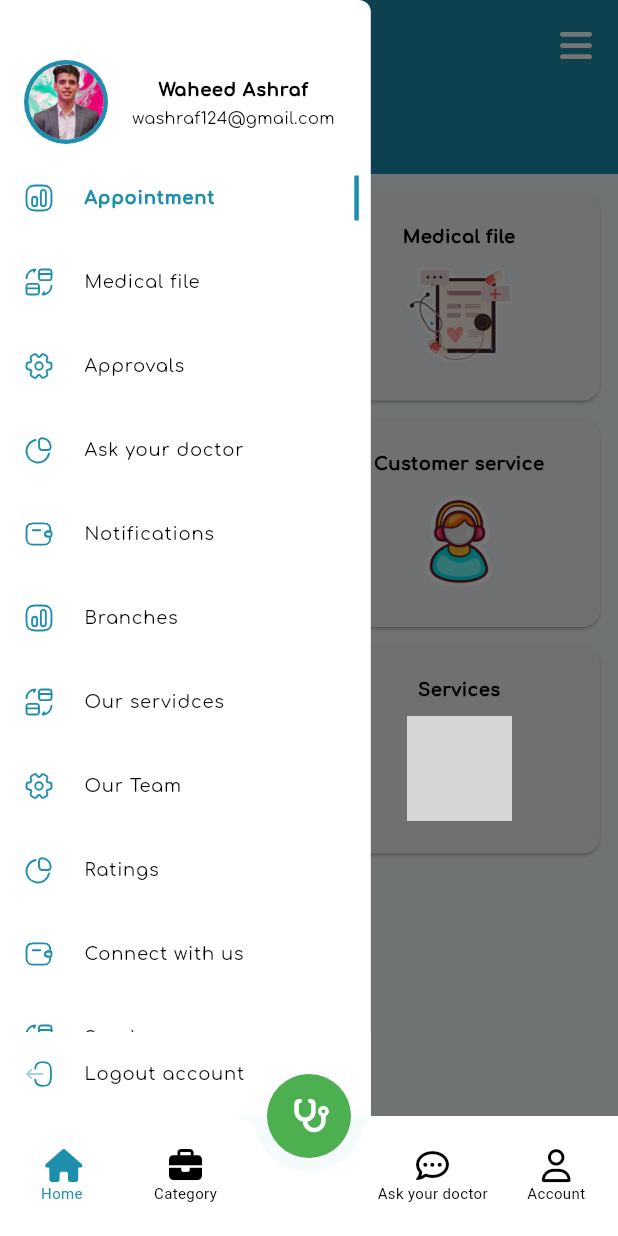
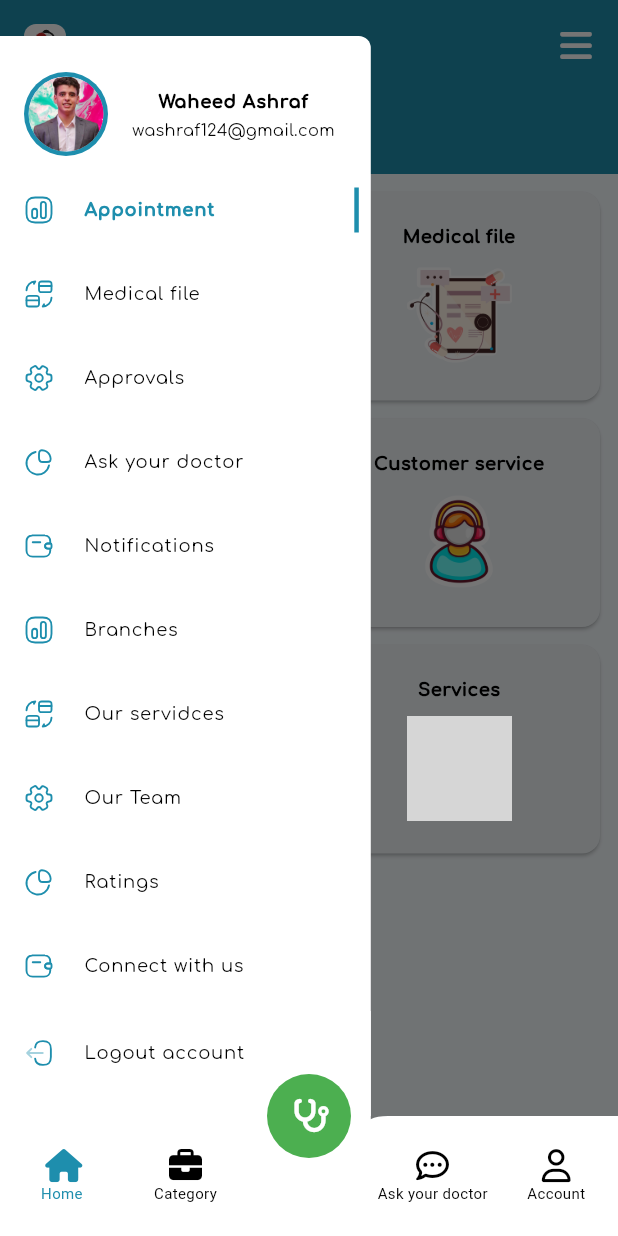
Before and after one commit to Waheed-Ashraf/Clinic-Engine-Task, a Flutter app: the BottomBarScreen screen opened directly, with the side drawer open, on a phone screen of 412 x 824 dp. Run offline on Flutter 3.47's test engine with Material 3 defaults, Android fonts, the phone set to English and light mode, and no system bars; our stand-ins replace animate_do, flutter_bloc, flutter_svg, font_awesome_flutter; grey boxes are pictures that could not be loaded.

Commit message:
final commit

```diff
--- a/lib/main.dart
+++ b/lib/main.dart
@@ -1,4 +1,5 @@
 import 'package:clinic_engine_task/core/utils/constent_colors.dart';
+import 'package:clinic_engine_task/modules/auth/login_view/login_view.dart';
 import 'package:clinic_engine_task/modules/bottom_nav_bar/bottom_nav_bar.dart';
 import 'package:flutter/material.dart';
 import 'package:flutter/services.dart';
@@ -23,7 +24,7 @@ class MyApp extends StatelessWidget {
         colorScheme: ColorScheme.fromSeed(seedColor: primaryColor),
         useMaterial3: true,
       ),
-      home: const BottomBarScreen(),
+      home: const LoginView(),
     );
   }
 }
--- a/lib/modules/ask_your_doctor/presentation/views/ask_your_doctor_view.dart
+++ b/lib/modules/ask_your_doctor/presentation/views/ask_your_doctor_view.dart
@@ -38,7 +38,7 @@ class AskYourDoctorView extends StatelessWidget {
             ),
           ),
           const SizedBox(
-            height: 35,
+            height: 130,
           ),
         ],
       ),
--- a/lib/modules/bottom_nav_bar/bottom_nav_bar.dart
+++ b/lib/modules/bottom_nav_bar/bottom_nav_bar.dart
@@ -120,7 +120,18 @@ class _BottomBarScreenState extends State<BottomBarScreen> {
           }),
         ),
       ),
-      body: SafeArea(child: _pages[_selectedPageIndex]),
+      body: Stack(
+        children: [
+          _pages[_selectedPageIndex],
+          Align(
+            alignment: Alignment.bottomCenter,
+            child: Container(
+              height: 70, // Height of the BottomNavigationBar
+              color: Colors.transparent,
+            ),
+          ),
+        ],
+      ),
     );
   }
 }
--- a/lib/modules/categories/presentation/views/widgets/custom_appbar_2.dart
+++ b/lib/modules/categories/presentation/views/widgets/custom_appbar_2.dart
@@ -2,9 +2,7 @@ import 'package:clinic_engine_task/core/utils/app_styles.dart';
 import 'package:clinic_engine_task/core/utils/constent_colors.dart';
 import 'package:clinic_engine_task/modules/bottom_nav_bar/bottom_nav_bar.dart';
 import 'package:clinic_engine_task/modules/home/presentation/views/widgets/notification_bill.dart';
-import 'package:flutter/cupertino.dart';
 import 'package:flutter/material.dart';
-import 'package:flutter/widgets.dart';
 
 class CustomAppBar2 extends StatelessWidget {
   final String title;
@@ -14,13 +12,13 @@ class CustomAppBar2 extends StatelessWidget {
   @override
   Widget build(BuildContext context) {
     return Container(
-      height: 90,
+      height: 116,
       color: primaryColor,
       child: Padding(
         padding: const EdgeInsets.symmetric(horizontal: 16),
         child: Column(crossAxisAlignment: CrossAxisAlignment.start, children: [
           const SizedBox(
-            height: 16,
+            height: 43,
           ),
           Row(
             children: [
--- a/lib/modules/home/presentation/models/home_items_model.dart
+++ b/lib/modules/home/presentation/models/home_items_model.dart
@@ -1,5 +1,3 @@
-import 'package:flutter/material.dart';
-
 class HomeItemModel {
   final String itemName;
   final String itemImage;
--- a/lib/modules/home/presentation/views/notifications_view.dart
+++ b/lib/modules/home/presentation/views/notifications_view.dart
@@ -8,8 +8,7 @@ class NotificationView extends StatelessWidget {
   @override
   Widget build(BuildContext context) {
     return Scaffold(
-      body: SafeArea(
-        child: SingleChildScrollView(
+      body: SingleChildScrollView(
         child: Column(
           children: [
             CustomAppBar2(
@@ -20,7 +19,6 @@ class NotificationView extends StatelessWidget {
           ],
         ),
       ),
-      ),
     );
   }
 }
--- a/lib/modules/home/presentation/views/widgets/custom_drower.dart
+++ b/lib/modules/home/presentation/views/widgets/custom_drower.dart
@@ -12,7 +12,9 @@ class CustomDrower extends StatelessWidget {
 
   @override
   Widget build(BuildContext context) {
-    return Container(
+    return Padding(
+      padding: const EdgeInsets.only(top: 24),
+      child: Container(
         decoration: const BoxDecoration(
             color: Colors.white,
             borderRadius: BorderRadius.only(topRight: Radius.circular(8))),
@@ -22,7 +24,7 @@ class CustomDrower extends StatelessWidget {
             slivers: [
               SliverToBoxAdapter(
                 child: Padding(
-                padding: const EdgeInsets.only(top: 32.0),
+                  padding: const EdgeInsets.only(top: 16),
                   child: UserListTile(
                     usersModel: UsersModel(
                         image: AssetsData.profileImage,
@@ -32,15 +34,16 @@ class CustomDrower extends StatelessWidget {
                 ),
               ),
               const DrowerList(),
+              const SliverPadding(padding: EdgeInsets.only(bottom: 90))
             ],
           ),
           Positioned(
-            bottom: 0,
+              bottom: 80,
               left: 0,
               child: Container(
                 width: MediaQuery.of(context).size.width * .6,
+                height: 70,
                 color: Colors.white,
-              child: Center(
                 child: ListTile(
                   leading: SvgPicture.asset(
                     AssetsData.logoutIcon,
@@ -50,9 +53,9 @@ class CustomDrower extends StatelessWidget {
                   title: Text("Logout account",
                       style: AppStyles.styleRegular12.copyWith()),
                 ),
-              ),
               )),
         ]),
+      ),
     );
   }
 }
--- a/lib/modules/stay_healthy/presentation/views/stay_healthy_view.dart
+++ b/lib/modules/stay_healthy/presentation/views/stay_healthy_view.dart
@@ -54,7 +54,7 @@ class _StayHealthyViewState extends State<StayHealthyView> {
                 child: DoctorCart(),
               ),
               const SizedBox(
-                height: 48,
+                height: 130,
               ),
             ],
           ),
--- a/lib/modules/stay_healthy/presentation/views/widgets/stay_healhty_appbar.dart
+++ b/lib/modules/stay_healthy/presentation/views/widgets/stay_healhty_appbar.dart
@@ -15,14 +15,14 @@ class CustomStayHealthyAppBar extends StatelessWidget {
       Padding(
         padding: const EdgeInsets.only(bottom: 25),
         child: Container(
-          height: 132,
+          height: 164,
           color: primaryColor,
           child: Padding(
             padding: const EdgeInsets.symmetric(horizontal: 16),
             child:
                 Column(crossAxisAlignment: CrossAxisAlignment.start, children: [
               const SizedBox(
-                height: 16,
+                height: 43,
               ),
               Row(
                 children: [
@@ -67,7 +67,7 @@ class CustomStayHealthyAppBar extends StatelessWidget {
               child: CustomSearchTextField(
                   text: "Search by specialty and doctor's name"),
             ),
-          ))
+          )),
     ]);
   }
 }
```
Lines whose indentation alone changed are shown as unchanged.
